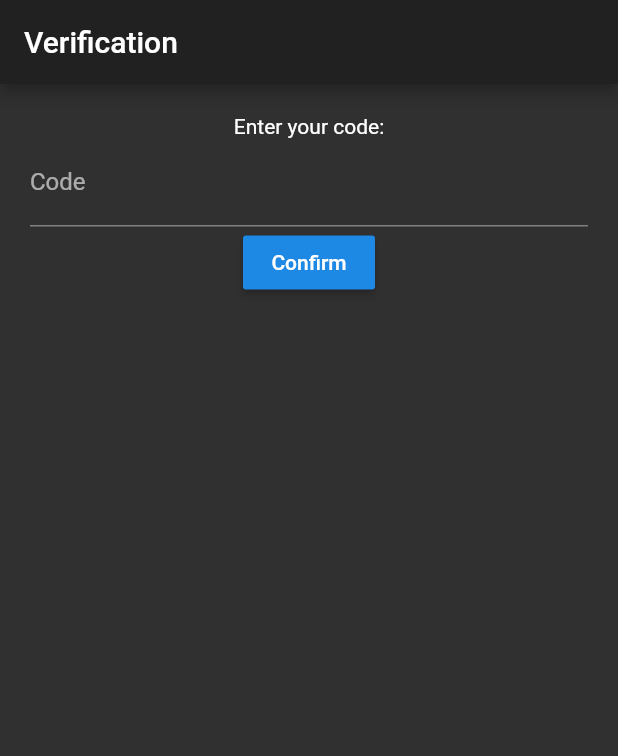
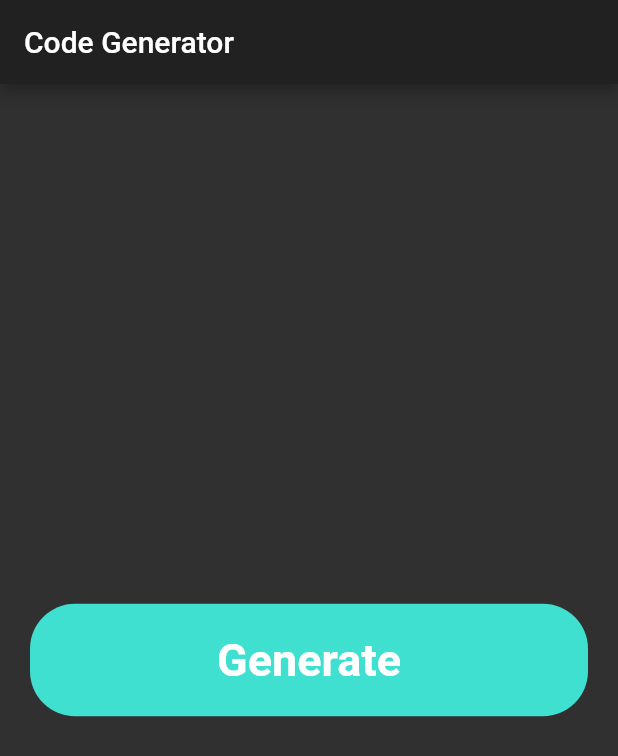
Before and after one commit to DooMLooRD/VotingApp, a Flutter app: the screen it shows after launch, on a phone screen of 412 x 824 dp. Shown: the top 756 px of the screen. Run offline on Flutter 3.47's test engine with Material 2 defaults, Android fonts, the phone set to English and light mode, and no system bars.

Commit message:
Some changes

```diff
--- a/lib/main.dart
+++ b/lib/main.dart
@@ -1,5 +1,5 @@
 import 'package:flutter/material.dart';
-import 'pages/verification.dart';
+import 'pages/start.dart';
 
 void main() {
   // debugPaintSizeEnabled = true;
@@ -10,9 +10,9 @@ class MainWindow extends StatelessWidget {
   @override
   Widget build(BuildContext context) {
     return MaterialApp(
-      theme: ThemeData(brightness: Brightness.dark),
+      theme: ThemeData(brightness: Brightness.dark,),
       title: 'Voting App',
-      home: VerificationPage(),
+      home: StartPage(),
     );
   }
 }
--- /dev/null
+++ b/lib/pages/start.dart
@@ -0,0 +1,35 @@
+import 'package:flutter/material.dart';
+
+import '../widgets/fancy_button.dart';
+import 'home.dart';
+
+class StartPage extends StatelessWidget {
+  @override
+  Widget build(BuildContext context) {
+    return Scaffold(
+      appBar: AppBar(
+        title: Text("Code Generator"),
+      ),
+      body: Center(
+        child: Container(
+          margin: EdgeInsets.all(20),
+          child: Column(
+            mainAxisAlignment: MainAxisAlignment.center,
+            children: <Widget>[
+              MenuButton(
+                  content: "Generate",
+                  action: () {
+                    Navigator.push(
+                      context,
+                      MaterialPageRoute(
+                        builder: (BuildContext context) => HomePage(),
+                      ),
+                    );
+                  })
+            ],
+          ),
+        ),
+      ),
+    );
+  }
+}
--- a/lib/pages/verification.dart
+++ /dev/null
@@ -1,40 +0,0 @@
-import 'package:flutter/material.dart';
-
-import 'home.dart';
-
-class VerificationPage extends StatelessWidget {
-  @override
-  Widget build(BuildContext context) {
-    return Scaffold(
-      appBar: AppBar(
-        title: Text("Verification"),
-      ),
-      body: Center(
-        child: Container(
-          margin: EdgeInsets.all(20),
-          child: Column(
-            // mainAxisAlignment: MainAxisAlignment.center,
-            // crossAxisAlignment: CrossAxisAlignment.center,
-            children: <Widget>[
-              Text('Enter your code:'),
-              TextField(
-                decoration: InputDecoration(labelText: 'Code'),
-              ),
-              RaisedButton(
-                child: Text('Confirm'),
-                onPressed: () => {
-                      Navigator.pushReplacement(
-                        context,
-                        MaterialPageRoute(
-                          builder: (BuildContext context) => HomePage(),
-                        ),
-                      )
-                    },
-              )
-            ],
-          ),
-        ),
-      ),
-    );
-  }
-}
--- a/lib/widgets/fancy_button.dart
+++ b/lib/widgets/fancy_button.dart
@@ -4,16 +4,20 @@ class MenuButton extends StatelessWidget {
   final String content;
   final Function action;
 
-  MenuButton(this.content, this.action);
+  MenuButton({this.content, this.action});
 
   @override
   Widget build(BuildContext context) {
     return Column(
       children: [
         ButtonTheme(
-          padding: EdgeInsets.all(10.0),
+          padding: EdgeInsets.all(20.0),
           minWidth: double.infinity,
           child: FlatButton(
+            shape:
+                RoundedRectangleBorder(borderRadius: BorderRadius.circular(30)),
+            color: Color.fromRGBO(64, 224, 208, 1),
+            highlightColor: Color.fromRGBO(38, 134, 124, 1),
             onPressed: () {
               action();
             },
@@ -29,9 +33,6 @@ class MenuButton extends StatelessWidget {
             ),
           ),
         ),
-        Divider(
-          color: Colors.white,
-        ),
       ],
     );
   }
```
Also changed, not shown: lib/pages/about.dart (+0 -7 lines), lib/pages/home.dart (+32 -35 lines), lib/pages/votes.dart (+10 -5 lines).
